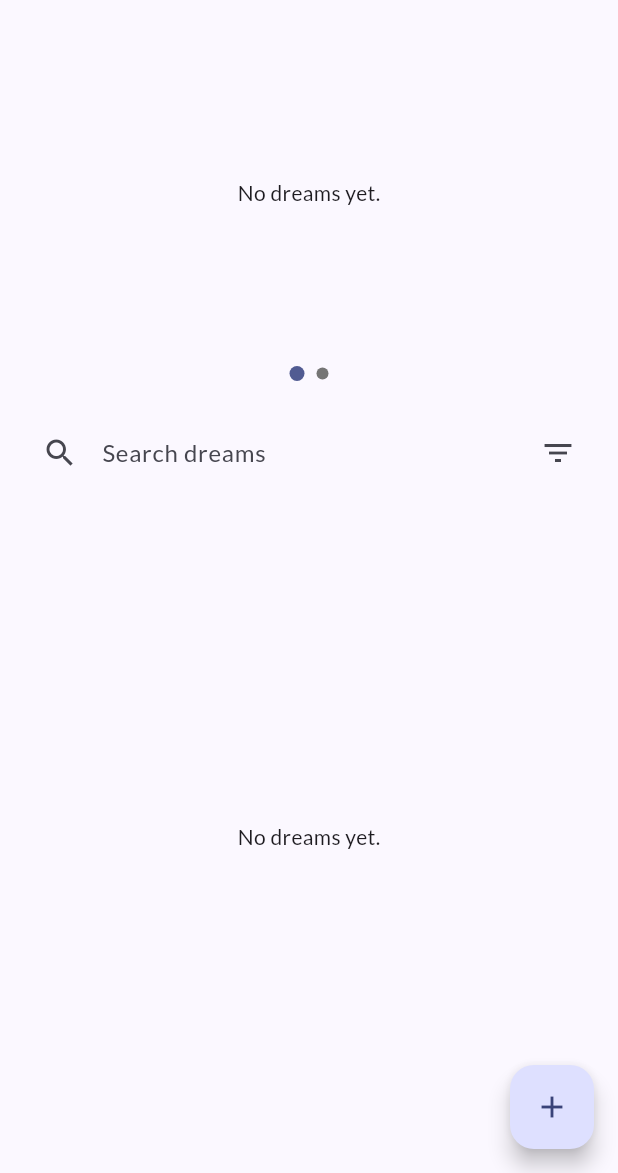
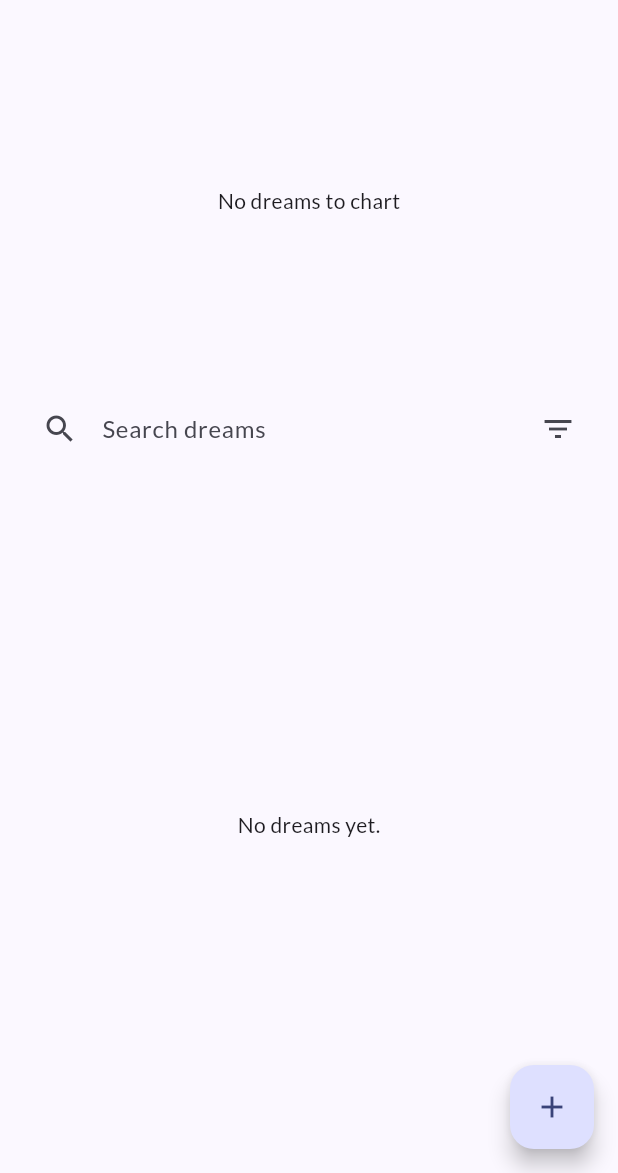
Before and after one commit to Cpos64/R.E.M., a Flutter app: the DreamsScreen screen opened by its route, on a phone screen of 412 x 824 dp, the part 63-1236 px from its top. Run offline on Flutter 3.47's test engine with Material 3 defaults, Android fonts, the phone set to English and light mode, and no system bars; our stand-ins replace cloud_firestore, firebase_auth, firebase_core, fl_chart, google_fonts and 1 more; missing offline and left inert: dart:ffi, dart_sentiment; accounts and stored records are empty; generated files the repository leaves out were written again.

Commit message:
added dream charts and updated dream chart pager

```diff
--- a/lib/dreams_screen.dart
+++ b/lib/dreams_screen.dart
@@ -5,8 +5,6 @@ import 'package:intl/intl.dart';
 import '../firestore_service.dart';
 import '../widgets/dream_entry_card.dart';
 import '../widgets/dream_chart_pager.dart';
-import '../widgets/dream_genre_pie_chart.dart';
-import '../widgets/dream_sentiment_line_chart.dart';
 
 
 /// A reusable form widget for adding/editing dreams with up to 2 genre tags.
@@ -287,7 +285,14 @@ void _showAddDream() {
                       date: selectedDate,
                     );
                 Navigator.of(context).pop();
-                _scrollToBottom();
+                // scroll back to the top of the list
+              if (_scrollController.hasClients) {
+                _scrollController.animateTo(
+                  0.0,
+                  duration: Duration(milliseconds: 300),
+                  curve: Curves.easeOut,
+                );
+              }
               },
             ),
           ),
@@ -498,17 +503,89 @@ Widget build(BuildContext context) {
         crossAxisAlignment: CrossAxisAlignment.center,
         children: [
 // ── Dream-Analytics pager ──
-          Padding(
+StreamBuilder<QuerySnapshot>(
+  stream: _dreamsStream(),
+  builder: (ctx, snap) {
+    if (snap.connectionState == ConnectionState.waiting) {
+      return const SizedBox(
+        height: 240,
+        child: Center(child: CircularProgressIndicator()),
+      );
+    }
+    if (!snap.hasData || snap.data!.docs.isEmpty) {
+      return const SizedBox(
+        height: 240,
+        child: Center(child: Text('No dreams to chart')),
+      );
+    }
+
+    // 1) group docs by day
+    final docsByDay = <DateTime, List<QueryDocumentSnapshot>>{};
+    for (var d in snap.data!.docs) {
+      final ts   = (d['timestamp'] as Timestamp).toDate();
+      final day  = DateTime(ts.year, ts.month, ts.day);
+      docsByDay.putIfAbsent(day, () => []).add(d);
+    }
+
+    // 2) sort days
+    final days = docsByDay.keys.toList()..sort();
+
+    // 3) build buckets
+    final buckets = days.map((day) {
+      final list = docsByDay[day]!;
+      // totalCount
+      final totalCount = list.length;
+      // genreCounts, recallRatings, wordCounts
+      final genreCounts   = <String,int>{};
+      final recallRatings = <int>[];
+      final wordCounts    = <int>[];
+
+for (var doc in list) {
+  final data = doc.data() as Map<String,dynamic>;
+
+  // 1) handle missing 'genres'
+  final genresList = data.containsKey('genres')
+    // new schema: list of strings
+    ? (data['genres'] as List).cast<String>()
+    // fallback to old 'genre' single string
+    : [(data['genre'] as String?) ?? 'Other'];
+
+  for (var g in genresList) {
+    genreCounts[g] = (genreCounts[g] ?? 0) + 1;
+  }
+
+  // 2) recallRating
+  recallRatings.add((data['recallRating'] as num).toInt());
+
+  // 3) word count
+  final desc = (data['description'] as String).trim();
+  wordCounts.add(desc.isEmpty
+      ? 0
+      : desc.split(RegExp(r'\s+')).length
+  );
+}
+
+
+      return {
+        'date':          day,
+        'totalCount':    totalCount,
+        'genreCounts':   genreCounts,
+        'recallRatings': recallRatings,
+        'wordCounts':    wordCounts,
+      };
+    }).toList();
+
+    return Padding(
       padding: const EdgeInsets.symmetric(vertical: 8),
       child: SizedBox(
-              height: 240,
+        height: 400,
         child: DreamChartPager(
-                charts: const [
-                  DreamGenrePieChart(),
-                  DreamSentimentLineChart(),
-                ],
+          buckets: buckets,
+          days: days,
         ),
       ),
+    );
+  },
 ),
 
           // ── Search bar ──
--- a/lib/firestore_service.dart
+++ b/lib/firestore_service.dart
@@ -61,7 +61,7 @@ Future<void> saveDream({
   required DateTime date,
 }) async {
   final user = _auth.currentUser;
-  if (user == null) return;
+  if (user == null) throw Exception('No authenticated user');
 
   final safeGenres = genres.isNotEmpty ? genres : ['Other'];
   final sentimentScore = _analyzeSentiment(description);
--- a/lib/widgets/dream_genre_pie_chart.dart
+++ /dev/null
@@ -1,58 +0,0 @@
-import 'package:cloud_firestore/cloud_firestore.dart';
-import 'package:fl_chart/fl_chart.dart';
-import 'package:flutter/material.dart';
-import 'package:firebase_auth/firebase_auth.dart';
-
-/// Streams your dreams and builds a PieChart of genres.
-class DreamGenrePieChart extends StatelessWidget {
-  const DreamGenrePieChart({Key? key}) : super(key: key);
-
-  @override
-  Widget build(BuildContext context) {
-    return StreamBuilder<QuerySnapshot>(
-      stream: FirebaseFirestore.instance
-          .collection('dreams')
-          .where('userId', isEqualTo: FirebaseAuth.instance.currentUser!.uid)
-          .snapshots(),
-      builder: (ctx, snap) {
-        if (!snap.hasData) return const SizedBox(height: 200, child: Center(child: CircularProgressIndicator()));
-        final docs = snap.data!.docs;
-        // 1) tally genres
-        final counts = <String,int>{};
-        for (var doc in docs) {
-          final g = (doc['genre'] as String?) ?? 'Other';
-          counts[g] = (counts[g] ?? 0) + 1;
-        }
-        if (counts.isEmpty) {
-          return const SizedBox(height: 200, child: Center(child: Text('No dreams yet.')));
-        }
-        // 2) build PieChart sections
-        final sections = <PieChartSectionData>[];
-        final total = docs.length.toDouble();
-        var i = 0;
-        for (var entry in counts.entries) {
-          final color = Colors.primaries[i++ % Colors.primaries.length].shade400;
-          sections.add(PieChartSectionData(
-            title: '${entry.value}',
-            value: entry.value.toDouble(),
-            color: color,
-            radius: 50,
-            titleStyle: const TextStyle(fontSize: 12, fontWeight: FontWeight.bold, color: Colors.white),
-          ));
-        }
-
-        return SizedBox(
-          height: 200,
-          child: PieChart(
-            PieChartData(
-              sections: sections,
-              centerSpaceRadius: 30,
-              sectionsSpace: 2,
-              borderData: FlBorderData(show: false),
-            ),
-          ),
-        );
-      },
-    );
-  }
-}
```
Also changed, not shown: lib/widgets/dream_chart_pager.dart (+124 -28 lines), lib/widgets/dream_count_line_chart.dart (added, +43 -0 lines), lib/widgets/dream_genre_trends_chart.dart (added, +68 -0 lines), lib/widgets/dream_recall_word_chart.dart (added, +48 -0 lines), lib/widgets/dream_sentiment_line_chart.dart (deleted, +0 -20 lines). Lines whose indentation alone changed are shown as unchanged.
